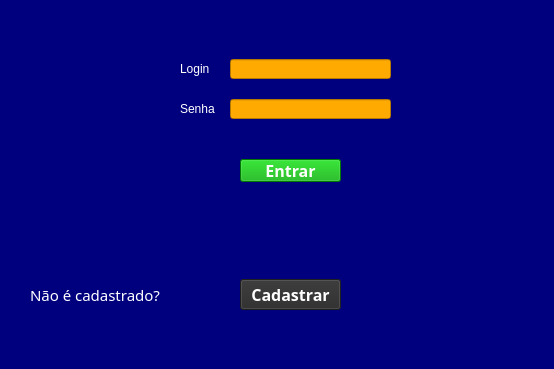
Above: Projeto_Conta/telas.ui/tela_login.ui from elievelton/Git before the change; both pictures show x 0 to 554 and y 111 to 480 of the 640 by 480 pixel window. Below: the same form after it.
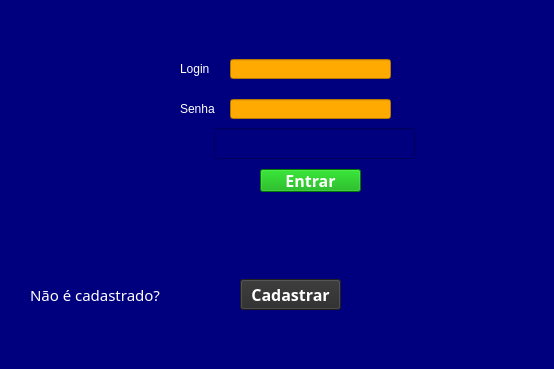
That is the form after the change.

Diff of the .ui file:
```diff
--- a/Projeto_Conta/telas.ui/tela_login.ui
+++ b/Projeto_Conta/telas.ui/tela_login.ui
@@ -92,8 +92,8 @@
    <widget class="QPushButton" name="pushButton">
     <property name="geometry">
      <rect>
-      <x>240</x>
-      <y>270</y>
+      <x>260</x>
+      <y>280</y>
       <width>101</width>
       <height>23</height>
      </rect>
@@ -209,6 +209,23 @@
      </property>
     </widget>
    </widget>
+   <widget class="QLineEdit" name="lineEdit_3">
+    <property name="geometry">
+     <rect>
+      <x>214</x>
+      <y>239</y>
+      <width>201</width>
+      <height>31</height>
+     </rect>
+    </property>
+    <property name="styleSheet">
+     <string notr="true">color: rgb(255, 255, 0);
+background-color: rgb(0, 0, 127);</string>
+    </property>
+    <property name="text">
+     <string/>
+    </property>
+   </widget>
   </widget>
   <widget class="QStatusBar" name="statusbar"/>
  </widget>
```
